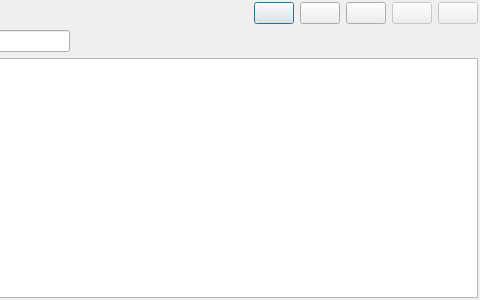
titov-vv/jal, file jal/ui/asset_list_dlg.ui: the form before one commit; both pictures show x 389 to 869 and y 0 to 300 of the 869 by 300 pixel window.
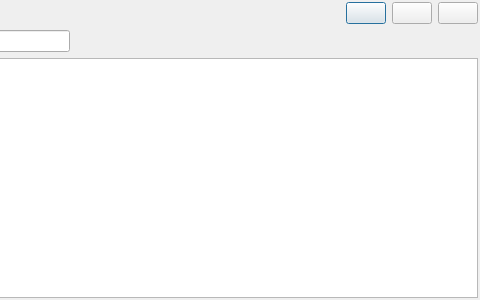
The form after the commit.

What changed in the file:
```diff
--- a/jal/ui/asset_list_dlg.ui
+++ b/jal/ui/asset_list_dlg.ui
@@ -129,32 +129,6 @@
         </property>
        </widget>
       </item>
-      <item>
-       <widget class="QPushButton" name="CommitBtn">
-        <property name="enabled">
-         <bool>false</bool>
-        </property>
-        <property name="toolTip">
-         <string>Save changes</string>
-        </property>
-        <property name="text">
-         <string/>
-        </property>
-       </widget>
-      </item>
-      <item>
-       <widget class="QPushButton" name="RevertBtn">
-        <property name="enabled">
-         <bool>false</bool>
-        </property>
-        <property name="toolTip">
-         <string>Revert changes</string>
-        </property>
-        <property name="text">
-         <string/>
-        </property>
-       </widget>
-      </item>
      </layout>
     </widget>
    </item>
```
